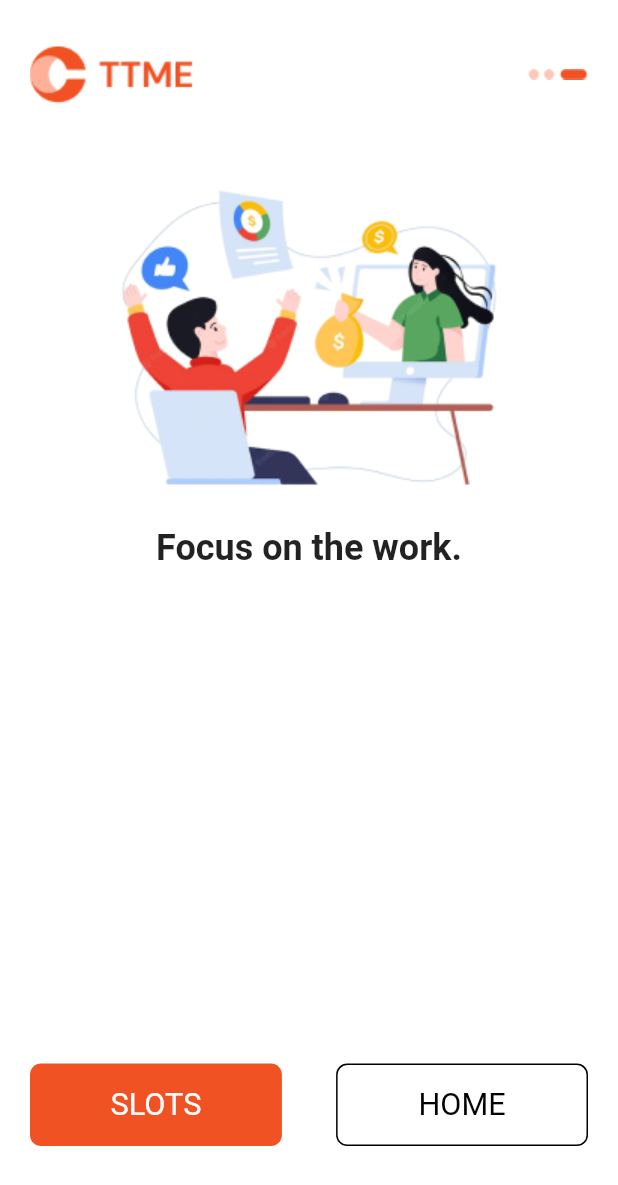
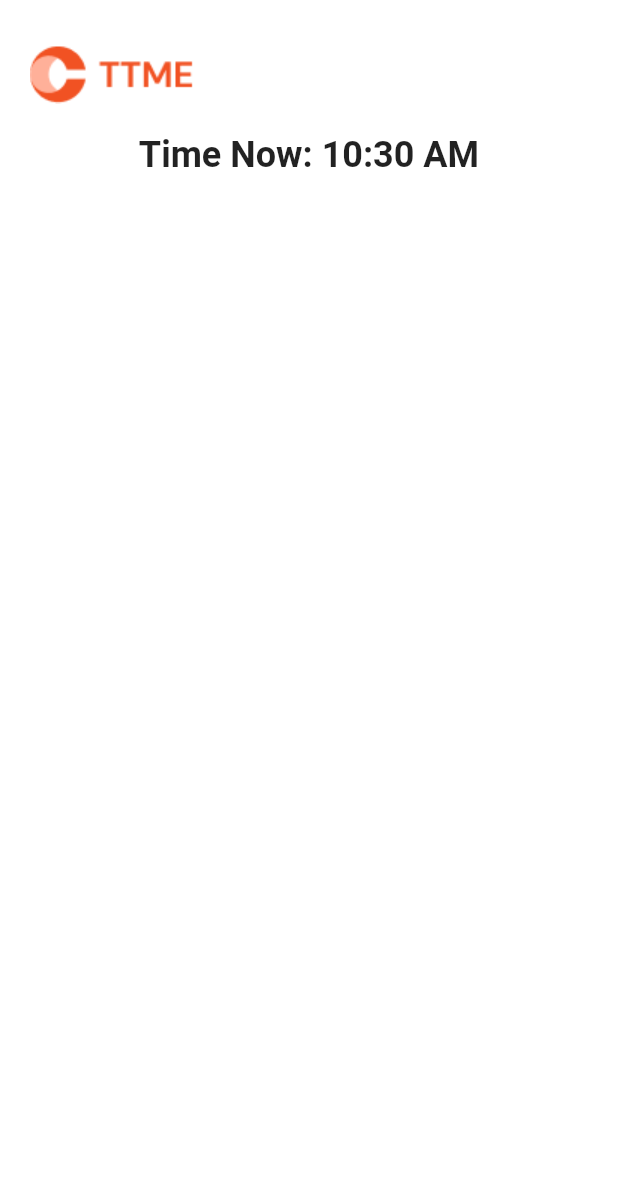
Before and after one commit to tawhidularefindcc/meeting_time_app, a Flutter app: the screen it shows after launch, after a tap on "SLOTS", on a phone screen of 412 x 824 dp. Shown: the top 1185 px of the screen. Run offline on Flutter 3.47's test engine with Material 2 defaults, Android fonts, the phone set to English and light mode, and no system bars.

Commit message:
Added: Slots Page

```diff
--- a/lib/on_boarding_page.dart
+++ b/lib/on_boarding_page.dart
@@ -1,5 +1,7 @@
 import 'package:flutter/material.dart';
+import 'package:meeting_time_app/slots_page.dart';
 import 'package:meeting_time_app/utils/custom_button.dart';
+import 'package:meeting_time_app/utils/custom_colors.dart';
 
 class OnBoardingPage extends StatelessWidget {
   const OnBoardingPage({Key? key}) : super(key: key);
@@ -7,7 +9,7 @@ class OnBoardingPage extends StatelessWidget {
   @override
   Widget build(BuildContext context) {
     return Scaffold(
-      backgroundColor: Colors.white,
+      backgroundColor: white,
       body: Padding(
         padding: const EdgeInsets.fromLTRB(20, 30, 20, 60),
         child: Column(
@@ -30,7 +32,15 @@ class OnBoardingPage extends StatelessWidget {
             Row(
               mainAxisAlignment: MainAxisAlignment.spaceBetween,
               children: [
-                CustomButton(onPressed: () {}, text: 'SLOTS'),
+                CustomButton(
+                    onPressed: () {
+                      Navigator.of(context).pushReplacement(
+                        MaterialPageRoute(
+                          builder: (context) => const SlotsPage(),
+                        ),
+                      );
+                    },
+                    text: 'SLOTS'),
                 CustomButton(onPressed: () {}, text: 'HOME'),
               ],
             ),
--- /dev/null
+++ b/lib/slots_page.dart
@@ -0,0 +1,41 @@
+import 'package:flutter/material.dart';
+import 'package:intl/intl.dart';
+import 'package:meeting_time_app/utils/custom_colors.dart';
+
+class SlotsPage extends StatefulWidget {
+  const SlotsPage({Key? key}) : super(key: key);
+
+  @override
+  State<SlotsPage> createState() => _SlotsPageState();
+}
+
+class _SlotsPageState extends State<SlotsPage> {
+  final _formKey = GlobalKey<FormState>();
+  final _durationController = TextEditingController();
+  final _maxSlotsController = TextEditingController();
+  final DateTime now = DateTime.now();
+  final timeNow = DateFormat('hh:mm a').format(DateTime.now());
+
+  @override
+  Widget build(BuildContext context) {
+    return Scaffold(
+      backgroundColor: white,
+      body: Padding(
+        padding: const EdgeInsets.fromLTRB(20, 30, 20, 10),
+        child: Column(
+          children: [
+            Align(
+              alignment: Alignment.topLeft,
+              child: Image.asset('assets/leading_logo.png'),
+            ),
+            const SizedBox(height: 20),
+            Text(
+              "Time Now: $timeNow",
+              style: const TextStyle(fontSize: 24, fontWeight: FontWeight.bold),
+            ),
+          ],
+        ),
+      ),
+    );
+  }
+}
--- a/pubspec.yaml
+++ b/pubspec.yaml
@@ -36,6 +36,7 @@ dependencies:
   # The following adds the Cupertino Icons font to your application.
   # Use with the CupertinoIcons class for iOS style icons.
   cupertino_icons: ^1.0.2
+  intl: ^0.18.0
 
 dev_dependencies:
   flutter_test:
```
Also changed, not shown: pubspec.lock.
